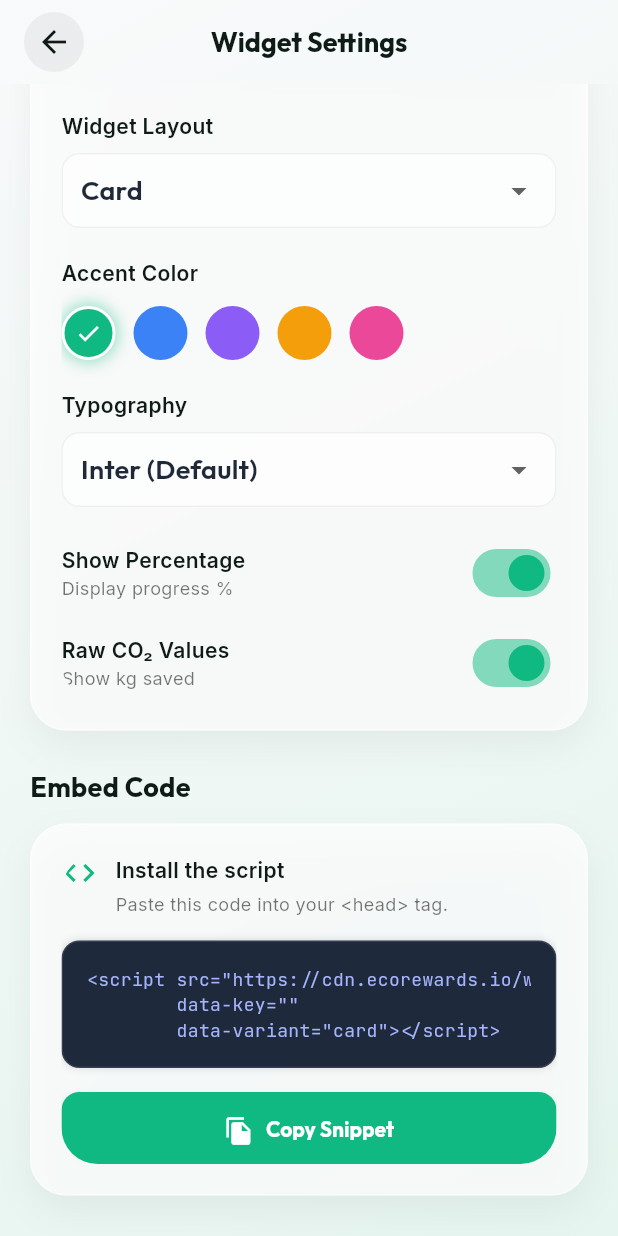
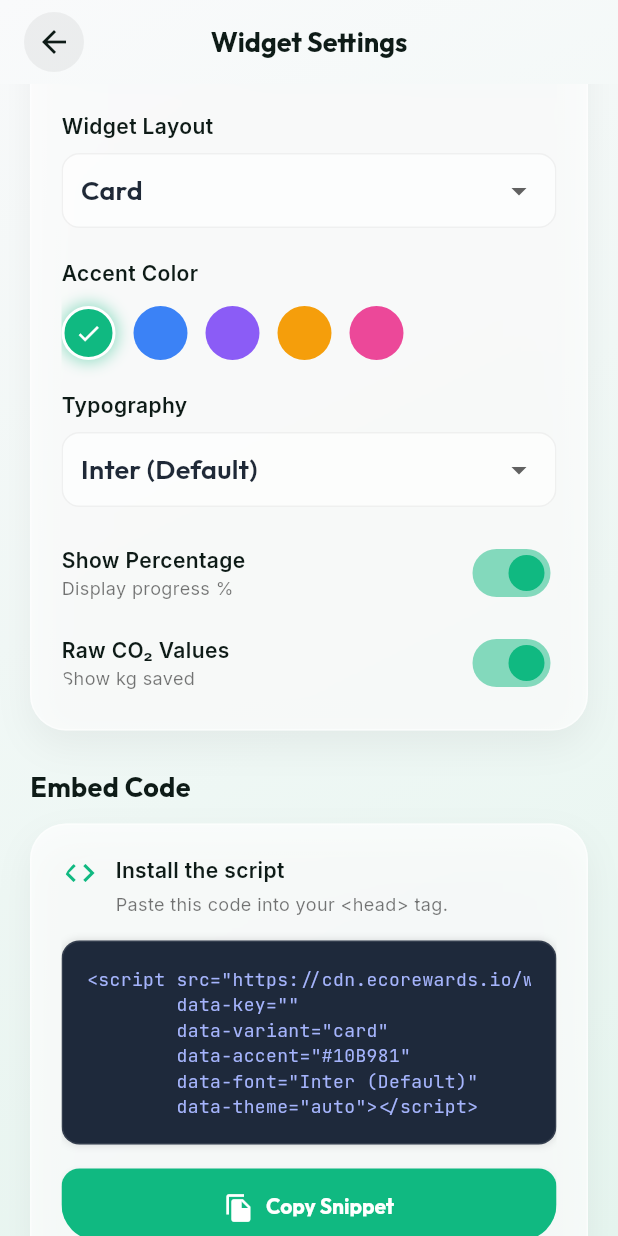
Before and after one commit to mbzzzzz/Ecoins, a Flutter app: the WidgetIntegrationScreen screen opened directly, scrolled down 576 dp, on a phone screen of 412 x 824 dp. Run offline on Flutter 3.47's test engine with Material 3 defaults, Android fonts, the light colour scheme and no system bars; our stand-ins replace firebase_messaging, font_awesome_flutter, geolocator, go_router, google_fonts, google_sign_in and 4 more; missing offline and left inert: a package; accounts and stored records are empty; network calls fail.

Commit message:
Fix widget preview, add storage policies, and update widget script generation

```diff
--- a/lib/ui/screens/brand/widget_integration_screen.dart
+++ b/lib/ui/screens/brand/widget_integration_screen.dart
@@ -60,12 +60,153 @@ class _WidgetIntegrationScreenState extends State<WidgetIntegrationScreen> {
 
   String get _snippet {
     if (_apiKey == null) return 'Loading...';
-    // Embeddable widget snippet
-    // We append custom attributes if they deviate from default, though widget.js script would need updates to handle them.
-    // For now, we stick to standard data-key and data-variant.
+    // Convert color to hex string
+    final accentHex = '#${_selectedAccent.value.toRadixString(16).substring(2).toUpperCase()}';
+
     return '''<script src="https://cdn.ecorewards.io/widget.js"
         data-key="$_apiKey"
-        data-variant="$_selectedVariant"></script>''';
+        data-variant="$_selectedVariant"
+        data-accent="$accentHex"
+        data-font="$_selectedFont"
+        data-theme="auto"></script>''';
+  }
+
+  // ... (build method parts remain, jumping to preview section)
+
+  Widget _buildPreviewWidget(bool isDark) {
+    switch (_selectedVariant) {
+      case 'banner':
+        return Row(
+          children: [
+            Container(
+              padding: const EdgeInsets.all(8),
+              decoration: BoxDecoration(color: _selectedAccent.withOpacity(0.1), shape: BoxShape.circle),
+              child: Icon(Icons.eco, color: _selectedAccent, size: 20),
+            ),
+            const SizedBox(width: 12),
+            Expanded(
+              child: Column(
+                 crossAxisAlignment: CrossAxisAlignment.start,
+                 mainAxisSize: MainAxisSize.min,
+                 children: [
+                   Text('Eco Impact', style: GoogleFonts.outfit(fontWeight: FontWeight.bold, fontSize: 14, color: isDark ? Colors.white : Colors.black)),
+                   if (_showRawValues) Text('1,250 kg CO₂ saved', style: GoogleFonts.inter(fontSize: 12, color: isDark ? Colors.white70 : Colors.black54)),
+                 ],
+              ),
+            ),
+            const SizedBox(width: 16),
+            if (_showPercentage)
+              Text('65%', style: GoogleFonts.outfit(fontWeight: FontWeight.bold, fontSize: 18, color: _selectedAccent)),
+          ],
+        );
+      case 'badge':
+        return Center(
+          child: Container(
+            padding: const EdgeInsets.symmetric(horizontal: 16, vertical: 8),
+            decoration: BoxDecoration(
+              color: _selectedAccent,
+              borderRadius: BorderRadius.circular(30),
+            ),
+            child: Row(
+              mainAxisSize: MainAxisSize.min,
+              children: [
+                const Icon(Icons.verified, color: Colors.white, size: 16),
+                const SizedBox(width: 8),
+                Text('Sustainable Brand', style: GoogleFonts.outfit(fontWeight: FontWeight.bold, color: Colors.white, fontSize: 12)),
+              ],
+            ),
+          ),
+        );
+      case 'minimal':
+        return Row(
+          mainAxisSize: MainAxisSize.min,
+          children: [
+            Icon(Icons.eco, color: _selectedAccent, size: 16),
+            const SizedBox(width: 4),
+            Text('1,250 kg CO₂', style: GoogleFonts.robotoMono(fontWeight: FontWeight.bold, fontSize: 14, color: isDark ? Colors.white : Colors.black)),
+          ],
+        );
+      case 'compact':
+         return Column(
+           children: [
+             Icon(Icons.eco, color: _selectedAccent, size: 24),
+             const SizedBox(height: 4),
+             Text('1,250 kg', style: GoogleFonts.outfit(fontWeight: FontWeight.bold, fontSize: 18, color: isDark ? Colors.white : Colors.black)),
+             Text('Carbon Saved', style: GoogleFonts.inter(fontSize: 10, color: isDark ? Colors.white54 : Colors.black54)),
+           ],
+         );
+      case 'card':
+      default:
+        return Column(
+          crossAxisAlignment: CrossAxisAlignment.start,
+          children: [
+            Row(
+              mainAxisAlignment: MainAxisAlignment.spaceBetween,
+              children: [
+                Text(
+                  'Eco Impact',
+                  style: GoogleFonts.outfit(
+                    fontWeight: FontWeight.bold,
+                    color: isDark ? Colors.white : const Color(0xFF0E1B17),
+                  ),
+                ),
+                Row(
+                  children: [
+                    Icon(Icons.eco, size: 16, color: _selectedAccent),
+                    const SizedBox(width: 4),
+                    if (_showRawValues)
+                      Text(
+                        '1,250 kg',
+                        style: GoogleFonts.robotoMono(
+                          fontWeight: FontWeight.bold,
+                          fontSize: 12,
+                          color: _selectedAccent,
+                        ),
+                      ),
+                  ],
+                ),
+              ],
+            ),
+            const SizedBox(height: 12),
+            Container(
+              height: 10,
+              width: double.infinity,
+              decoration: BoxDecoration(
+                color: isDark ? Colors.white.withOpacity(0.05) : Colors.grey[100],
+                borderRadius: BorderRadius.circular(5),
+              ),
+              child: Stack(
+                children: [
+                  FractionallySizedBox(
+                    widthFactor: 0.65,
+                    child: Container(
+                      decoration: BoxDecoration(
+                        color: _selectedAccent,
+                        borderRadius: BorderRadius.circular(5),
+                      ),
+                    ),
+                  ),
+                ],
+              ),
+            ),
+            const SizedBox(height: 8),
+            if (_showPercentage)
+              Row(
+                mainAxisAlignment: MainAxisAlignment.spaceBetween,
+                children: [
+                  Text(
+                    'Progress to goal',
+                    style: TextStyle(fontSize: 11, color: isDark ? Colors.white54 : Colors.black54),
+                  ),
+                  Text(
+                    '65%',
+                    style: TextStyle(fontSize: 11, fontWeight: FontWeight.bold, color: isDark ? Colors.white54 : Colors.black54),
+                  ),
+                ],
+              ),
+          ],
+        );
+    }
   }
 
   @override
@@ -292,76 +433,7 @@ class _WidgetIntegrationScreenState extends State<WidgetIntegrationScreen> {
                             ),
                           ],
                         ),
-                        child: Column(
-                          crossAxisAlignment: CrossAxisAlignment.start,
-                          children: [
-                            Row(
-                              mainAxisAlignment: MainAxisAlignment.spaceBetween,
-                              children: [
-                                Text(
-                                  'Eco Impact',
-                                  style: GoogleFonts.outfit(
-                                    fontWeight: FontWeight.bold,
-                                    color: isDark ? Colors.white : const Color(0xFF0E1B17),
-                                  ),
-                                ),
-                                Row(
-                                  children: [
-                                    Icon(Icons.eco, size: 16, color: _selectedAccent),
-                                    const SizedBox(width: 4),
-                                      if (_showRawValues)
-                                      Text(
-                                        '1,250 kg',
-                                        style: GoogleFonts.robotoMono(
-                                          fontWeight: FontWeight.bold,
-                                          fontSize: 12,
-                                          color: _selectedAccent,
-                                        ),
-                                      ),
-                                  ],
-                                ),
-                              ],
-                            ),
-                            const SizedBox(height: 12),
-                            // Progress Bar
-                            Container(
-                              height: 10,
-                              width: double.infinity,
-                              decoration: BoxDecoration(
-                                color: isDark ? Colors.white.withOpacity(0.05) : Colors.grey[100],
-                                borderRadius: BorderRadius.circular(5),
-                              ),
-                              child: Stack(
-                                children: [
-                                  FractionallySizedBox(
-                                    widthFactor: 0.65,
-                                    child: Container(
-                                      decoration: BoxDecoration(
-                                        color: _selectedAccent,
-                                        borderRadius: BorderRadius.circular(5),
-                                      ),
-                                    ),
-                                  ),
-                                ],
-                              ),
-                            ),
-                            const SizedBox(height: 8),
-                            if (_showPercentage)
-                              Row(
-                                mainAxisAlignment: MainAxisAlignment.spaceBetween,
-                                children: [
-                                  Text(
-                                    'Progress to goal',
-                                    style: TextStyle(fontSize: 11, color: isDark ? Colors.white54 : Colors.black54),
-                                  ),
-                                  Text(
-                                    '65%',
-                                    style: TextStyle(fontSize: 11, fontWeight: FontWeight.bold, color: isDark ? Colors.white54 : Colors.black54),
-                                  ),
-                                ],
-                              ),
-                          ],
-                        ),
+                        child: _buildPreviewWidget(isDark),
                       ),
 
                       const SizedBox(height: 24),
```
Also changed, not shown: 1 other file.
